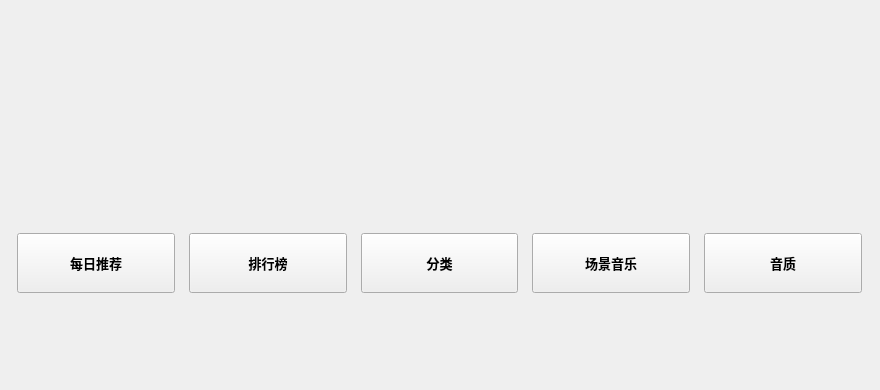
First picture: the form in KuGouStart/RecommendForYou/RecommendForYou.ui, repository a-mo-xi-wei/Qt-KuGouAppClient, before the edit.
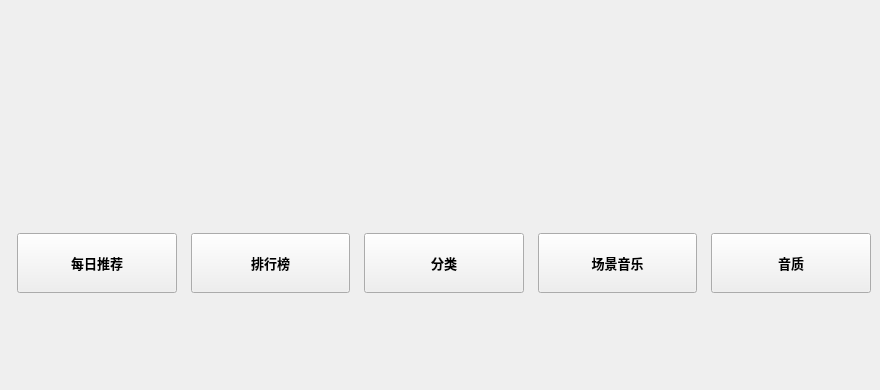
Second picture: the form after the edit. Custom widgets are drawn as their Qt base class.

```diff
--- a/KuGouStart/RecommendForYou/RecommendForYou.ui
+++ b/KuGouStart/RecommendForYou/RecommendForYou.ui
@@ -59,6 +59,9 @@
        <property name="leftMargin">
         <number>0</number>
        </property>
+       <property name="rightMargin">
+        <number>0</number>
+       </property>
        <item>
         <widget class="QWidget" name="guess_and_advertise_widget" native="true">
          <layout class="QHBoxLayout" name="horizontalLayout_2" stretch="0,0,0">
```
